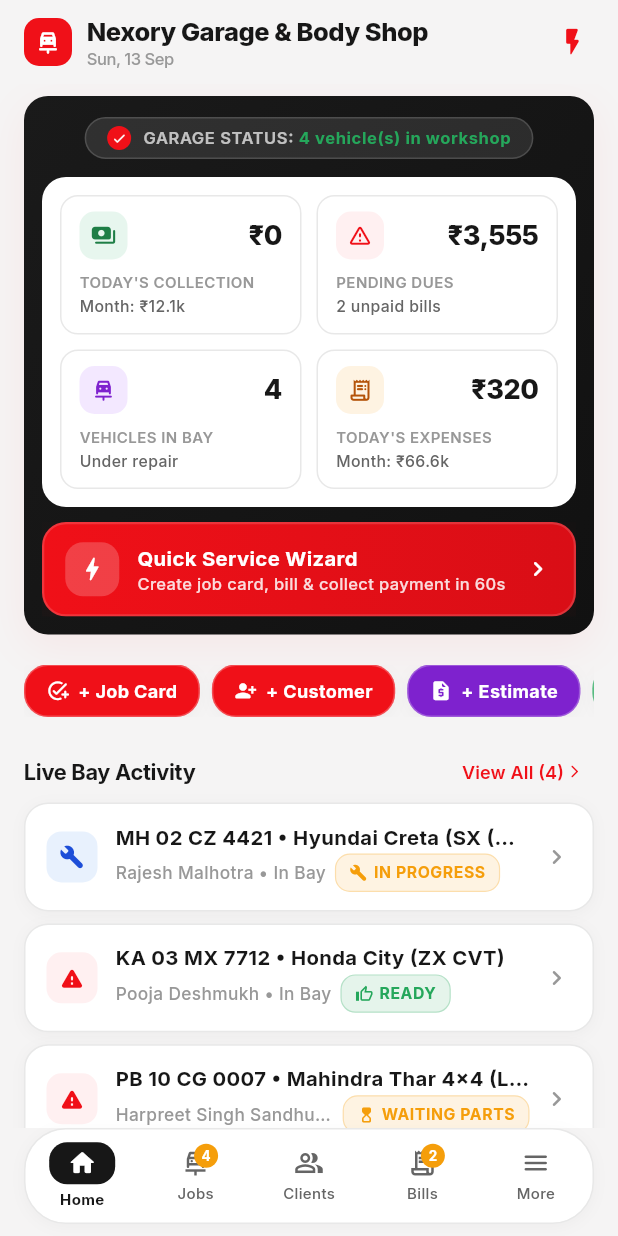
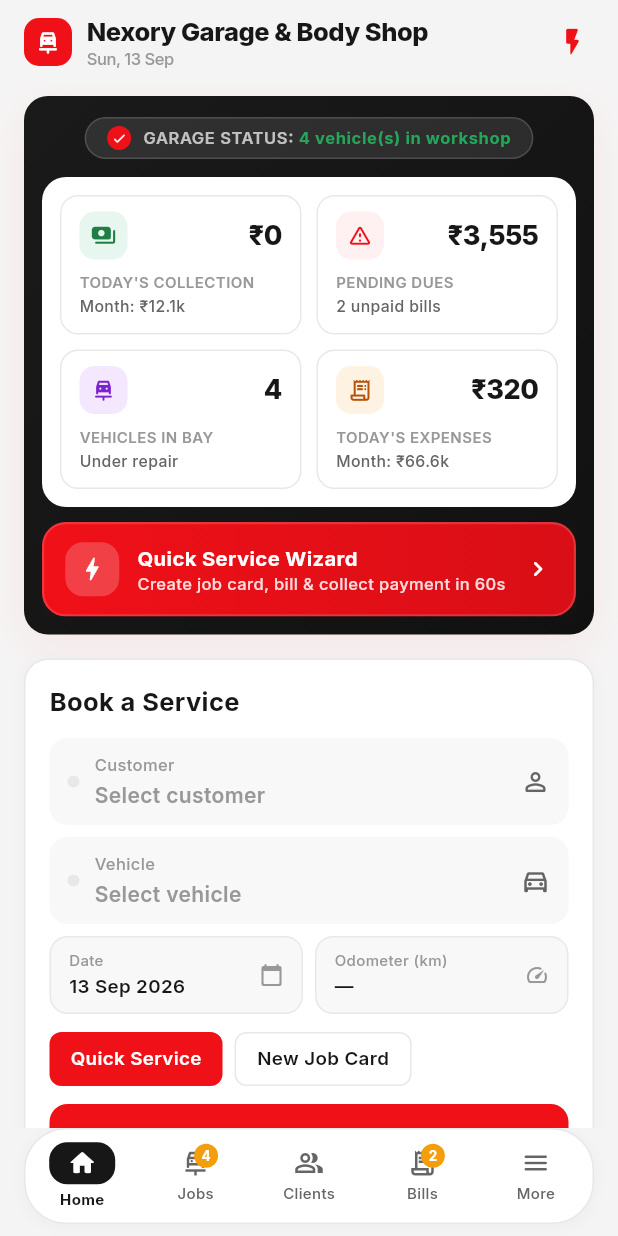
Before and after one commit to satyajitrajen/garage, a Flutter app: the screen it shows after launch, on a phone screen of 412 x 824 dp. Run offline on Flutter 3.47's test engine with Material 3 defaults, Android fonts, the phone set to English and light mode, and no system bars; our stand-ins replace fl_chart, google_fonts, share_plus; accounts and stored records are empty.

Commit message:
feat: dashboard Book-a-Service hero card with wizard preselect

```diff
--- a/lib/screens/dashboard/dashboard_screen.dart
+++ b/lib/screens/dashboard/dashboard_screen.dart
@@ -10,6 +10,7 @@
 import '../../utils/app_snack_bar.dart';
 import '../../utils/currency_formatter.dart';
 import '../../utils/date_formatter.dart';
+import '../../widgets/book_service_card.dart';
 import '../../widgets/section_header.dart';
 import '../../widgets/status_badge.dart';
 import '../customers/customers_list_screen.dart';
@@ -364,6 +365,8 @@
                   ],
                 ),
               ),
+              const SizedBox(height: 16),
+              const BookServiceCard(),
               const SizedBox(height: 20),
 
               // -------------------------------------------------------------
--- a/lib/screens/workflow/quick_service_wizard.dart
+++ b/lib/screens/workflow/quick_service_wizard.dart
@@ -19,7 +19,10 @@
 import '../../widgets/gradient_button.dart';
 
 class QuickServiceWizard extends StatefulWidget {
-  const QuickServiceWizard({super.key});
+  final Customer? initialCustomer;
+  final Vehicle? initialVehicle;
+
+  const QuickServiceWizard({super.key, this.initialCustomer, this.initialVehicle});
 
   @override
   State<QuickServiceWizard> createState() => _QuickServiceWizardState();
@@ -37,6 +40,21 @@
   String _searchQuery = '';
   Invoice? _generatedInvoice;
   bool _isGeneratingBill = false;
+
+  @override
+  void initState() {
+    super.initState();
+    final customer = widget.initialCustomer;
+    final vehicle = widget.initialVehicle;
+    if (customer != null) _selectedCustomer = customer;
+    if (vehicle != null) {
+      _selectedVehicle = vehicle;
+      _kmController.text = vehicle.currentKm.toString();
+      _currentStep = 2;
+    } else if (customer != null) {
+      _currentStep = 1;
+    }
+  }
 
   @override
   void dispose() {
--- /dev/null
+++ b/lib/widgets/book_service_card.dart
@@ -0,0 +1,337 @@
+import 'package:flutter/material.dart';
+import 'package:google_fonts/google_fonts.dart';
+import 'package:provider/provider.dart';
+import '../models/customer.dart';
+import '../models/vehicle.dart';
+import '../providers/garage_provider.dart';
+import '../theme/app_dimens.dart';
+import '../theme/app_palette.dart';
+import '../screens/workflow/quick_service_wizard.dart';
+import '../screens/job_cards/create_job_card_screen.dart';
+
+/// Dashboard hero card modeled on a travel booking search card:
+/// customer + vehicle rows, a read-only date/odometer pill row, service
+/// chips, and one red CTA. Uses only existing provider data and flows.
+class BookServiceCard extends StatefulWidget {
+  const BookServiceCard({super.key});
+
+  @override
+  State<BookServiceCard> createState() => _BookServiceCardState();
+}
+
+class _BookServiceCardState extends State<BookServiceCard> {
+  Customer? _customer;
+  Vehicle? _vehicle;
+  bool _quickService = true;
+
+  Future<void> _pickCustomer() async {
+    final provider = context.read<GarageProvider>();
+    final selected = await showModalBottomSheet<Customer>(
+      context: context,
+      shape: const RoundedRectangleBorder(
+        borderRadius: BorderRadius.vertical(top: Radius.circular(AppDimens.radiusSheet)),
+      ),
+      builder: (sheetContext) {
+        final palette = sheetContext.palette;
+        final customers = provider.customers;
+        return SafeArea(
+          child: ListView.builder(
+            shrinkWrap: true,
+            itemCount: customers.length,
+            itemBuilder: (_, i) {
+              final customer = customers[i];
+              return ListTile(
+                title: Text(customer.name),
+                subtitle: Text(customer.phone),
+                onTap: () => Navigator.pop(sheetContext, customer),
+                tileColor: i.isOdd ? palette.cardAlt : null,
+              );
+            },
+          ),
+        );
+      },
+    );
+    if (!mounted || selected == null) return;
+    setState(() {
+      _customer = selected;
+      if (_vehicle?.customerId != selected.id) _vehicle = null;
+    });
+  }
+
+  Future<void> _pickVehicle() async {
+    final customer = _customer;
+    if (customer == null) {
+      await _pickCustomer();
+      return;
+    }
+    final provider = context.read<GarageProvider>();
+    final vehicles = provider.getVehiclesForCustomer(customer.id);
+    if (!mounted) return;
+    if (vehicles.isEmpty) {
+      ScaffoldMessenger.maybeOf(context)?.hideCurrentSnackBar();
+      return;
+    }
+    final selected = await showModalBottomSheet<Vehicle>(
+      context: context,
+      shape: const RoundedRectangleBorder(
+        borderRadius: BorderRadius.vertical(top: Radius.circular(AppDimens.radiusSheet)),
+      ),
+      builder: (sheetContext) {
+        final palette = sheetContext.palette;
+        return SafeArea(
+          child: ListView.builder(
+            shrinkWrap: true,
+            itemCount: vehicles.length,
+            itemBuilder: (_, i) {
+              final vehicle = vehicles[i];
+              return ListTile(
+                title: Text('${vehicle.make} ${vehicle.model}'),
+                subtitle: Text(vehicle.registrationNumber),
+                onTap: () => Navigator.pop(sheetContext, vehicle),
+                tileColor: i.isOdd ? palette.cardAlt : null,
+              );
+            },
+          ),
+        );
+      },
+    );
+    if (!mounted || selected == null) return;
+    setState(() => _vehicle = selected);
+  }
+
+  void _start() {
+    final customer = _customer;
+    if (customer == null) {
+      _pickCustomer();
+      return;
+    }
+    if (_quickService) {
+      Navigator.push(
+        context,
+        MaterialPageRoute(
+          builder: (_) => QuickServiceWizard(initialCustomer: customer, initialVehicle: _vehicle),
+        ),
+      );
+    } else {
+      Navigator.push(
+        context,
+        MaterialPageRoute(
+          builder: (_) => CreateJobCardScreen(customer: customer, vehicle: _vehicle),
+        ),
+      );
+    }
+  }
+
+  @override
+  Widget build(BuildContext context) {
+    final palette = context.palette;
+    final today = DateTime.now();
+    final provider = context.watch<GarageProvider>();
+    final vehicleKm = _vehicle == null
+        ? '—'
+        : provider.getVehicleById(_vehicle!.id)?.currentKm.toString() ?? '—';
+
+    return Container(
+      padding: const EdgeInsets.all(AppDimens.paddingCard),
+      decoration: BoxDecoration(
+        color: palette.card,
+        borderRadius: BorderRadius.circular(AppDimens.radiusCard),
+        border: Border.all(color: palette.border),
+        boxShadow: AppDimens.cardShadow(palette.textPrimary),
+      ),
+      child: Column(
+        crossAxisAlignment: CrossAxisAlignment.start,
+        children: [
+          Text('Book a Service', style: GoogleFonts.inter(fontSize: 17, fontWeight: FontWeight.w700, color: palette.textPrimary)),
+          const SizedBox(height: 12),
+          _bookingRow(
+            palette: palette,
+            label: 'Customer',
+            value: _customer?.name ?? 'Select customer',
+            icon: Icons.person_outline_rounded,
+            hasValue: _customer != null,
+            onTap: _pickCustomer,
+          ),
+          const SizedBox(height: 8),
+          _bookingRow(
+            palette: palette,
+            label: 'Vehicle',
+            value: _vehicle == null
+                ? 'Select vehicle'
+                : '${_vehicle!.make} ${_vehicle!.model} • ${_vehicle!.registrationNumber}',
+            icon: Icons.directions_car_outlined,
+            hasValue: _vehicle != null,
+            onTap: _pickVehicle,
+          ),
+          const SizedBox(height: 8),
+          Row(
+            children: [
+              Expanded(
+                child: _pill(
+                  palette: palette,
+                  label: 'Date',
+                  value: '${today.day} ${_month(today.month)} ${today.year}',
+                  icon: Icons.calendar_today_rounded,
+                ),
+              ),
+              const SizedBox(width: 8),
+              Expanded(
+                child: _pill(
+                  palette: palette,
+                  label: 'Odometer (km)',
+                  value: vehicleKm,
+                  icon: Icons.speed_rounded,
+                ),
+              ),
+            ],
+          ),
+          const SizedBox(height: 12),
+          Row(
+            children: [
+              _chip(palette: palette, label: 'Quick Service', selected: _quickService,
+                  onTap: () => setState(() => _quickService = true)),
+              const SizedBox(width: 8),
+              _chip(palette: palette, label: 'New Job Card', selected: !_quickService,
+                  onTap: () => setState(() => _quickService = false)),
+            ],
+          ),
+          const SizedBox(height: 12),
+          SizedBox(
+            width: double.infinity,
+            child: ElevatedButton.icon(
+              onPressed: _start,
+              style: ElevatedButton.styleFrom(
+                backgroundColor: palette.primary,
+                foregroundColor: palette.onPrimary,
+                padding: const EdgeInsets.symmetric(vertical: 15),
+                shape: RoundedRectangleBorder(
+                  borderRadius: BorderRadius.circular(AppDimens.radiusButton),
+                ),
+              ),
+              icon: const Icon(Icons.bolt_rounded, size: 20),
+              label: Text(
+                _quickService ? 'Start Quick Service' : 'Create Job Card',
+                style: GoogleFonts.inter(fontSize: 14, fontWeight: FontWeight.w600),
+              ),
+            ),
+          ),
+        ],
+      ),
+    );
+  }
+
+  String _month(int month) =>
+      const ['Jan', 'Feb', 'Mar', 'Apr', 'May', 'Jun', 'Jul', 'Aug', 'Sep', 'Oct', 'Nov', 'Dec'][month - 1];
+
+  Widget _bookingRow({
+    required AppPalette palette,
+    required String label,
+    required String value,
+    required IconData icon,
+    required bool hasValue,
+    required VoidCallback onTap,
+  }) {
+    return Material(
+      color: palette.cardAlt,
+      borderRadius: BorderRadius.circular(AppDimens.radiusTile),
+      child: InkWell(
+        onTap: onTap,
+        borderRadius: BorderRadius.circular(AppDimens.radiusTile),
+        child: Padding(
+          padding: const EdgeInsets.symmetric(horizontal: 12, vertical: 10),
+          child: Row(
+            children: [
+              Container(
+                width: 8,
+                height: 8,
+                decoration: BoxDecoration(
+                  color: hasValue ? palette.primary : palette.border,
+                  shape: BoxShape.circle,
+                ),
+              ),
+              const SizedBox(width: 10),
+              Expanded(
+                child: Column(
+                  crossAxisAlignment: CrossAxisAlignment.start,
+                  children: [
+                    Text(label, style: GoogleFonts.inter(fontSize: 11, fontWeight: FontWeight.w500, color: palette.textMuted)),
+                    const SizedBox(height: 2),
+                    Text(
+                      value,
+                      maxLines: 1,
+                      overflow: TextOverflow.ellipsis,
+                      style: GoogleFonts.inter(
+                          fontSize: 14, fontWeight: FontWeight.w600,
+                          color: hasValue ? palette.textPrimary : palette.textMuted),
+                    ),
+                  ],
+                ),
+              ),
+              Icon(icon, size: 20, color: palette.textSecondary),
+            ],
+          ),
+        ),
+      ),
+    );
+  }
+
+  Widget _pill({
+    required AppPalette palette,
+    required String label,
+    required String value,
+    required IconData icon,
+  }) {
+    return Container(
+      padding: const EdgeInsets.symmetric(horizontal: 12, vertical: 8),
+      decoration: BoxDecoration(
+        color: palette.cardAlt,
+        borderRadius: BorderRadius.circular(AppDimens.radiusTile),
+        border: Border.all(color: palette.border),
+      ),
+      child: Row(
+        children: [
+          Expanded(
+            child: Column(
+              crossAxisAlignment: CrossAxisAlignment.start,
+              children: [
+                Text(label, style: GoogleFonts.inter(fontSize: 10, fontWeight: FontWeight.w500, color: palette.textMuted)),
+                const SizedBox(height: 2),
+                Text(value, maxLines: 1, overflow: TextOverflow.ellipsis,
+                    style: GoogleFonts.inter(fontSize: 12.5, fontWeight: FontWeight.w600, color: palette.textPrimary)),
+              ],
+            ),
+          ),
+          Icon(icon, size: 16, color: palette.textMuted),
+        ],
+      ),
+    );
+  }
+
+  Widget _chip({
+    required AppPalette palette,
+    required String label,
+    required bool selected,
+    required VoidCallback onTap,
+  }) {
+    return InkWell(
+      onTap: onTap,
+      borderRadius: BorderRadius.circular(AppDimens.radiusBadge),
+      child: Container(
+        height: 36,
+        padding: const EdgeInsets.symmetric(horizontal: 14),
+        alignment: Alignment.center,
+        decoration: BoxDecoration(
+          color: selected ? palette.primary : palette.surface,
+          borderRadius: BorderRadius.circular(AppDimens.radiusBadge),
+          border: selected ? null : Border.all(color: palette.border),
+        ),
+        child: Text(
+          label,
+          style: GoogleFonts.inter(
+              fontSize: 12.5, fontWeight: FontWeight.w600,
+              color: selected ? palette.onPrimary : palette.textPrimary),
+        ),
+      ),
+    );
+  }
+}
```
Also changed, not shown: 1 other file.
